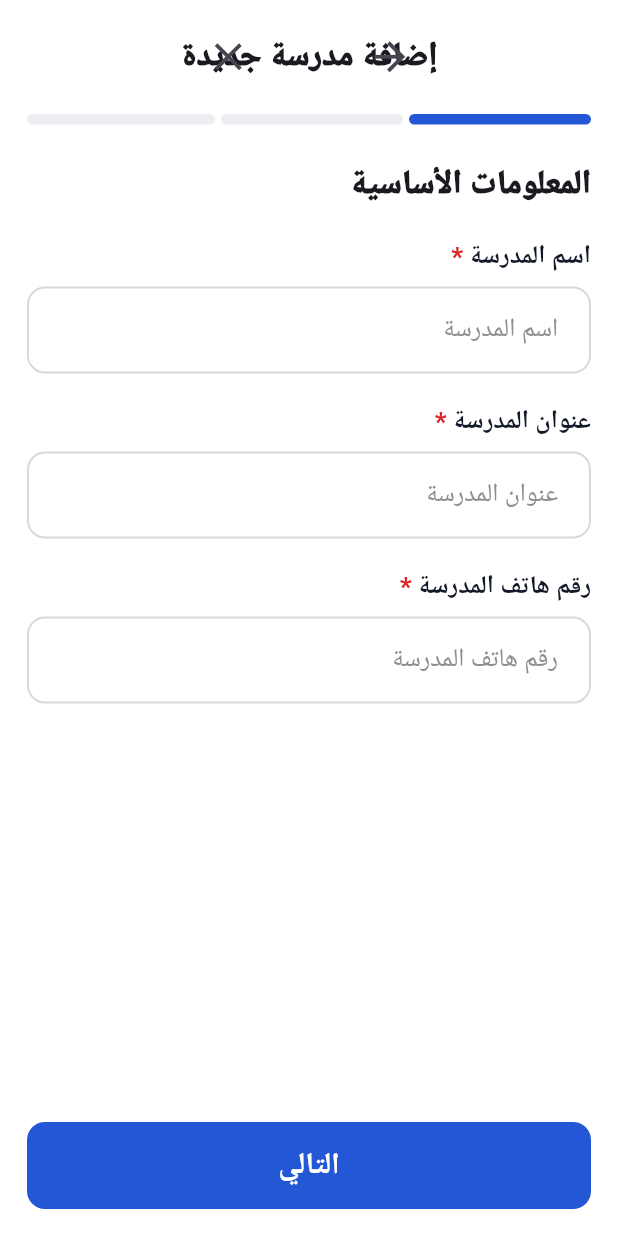
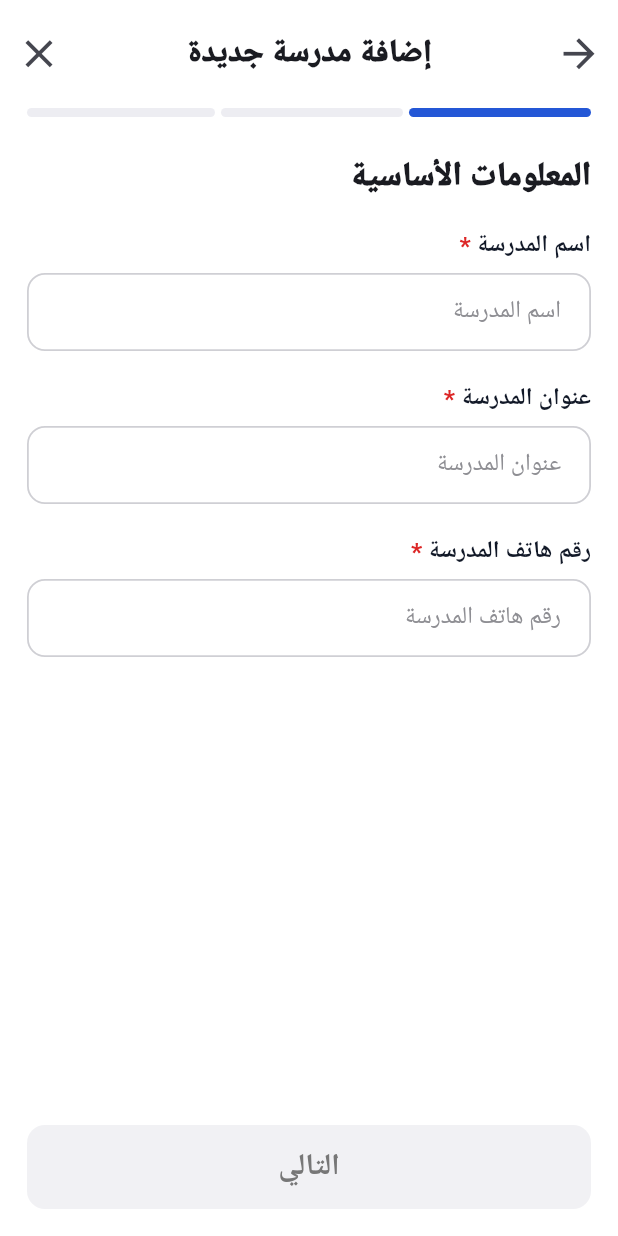
Before and after one commit to ssawaftah/Madrasti-Plus, a Flutter app: the SuperAdminSchoolWizardScreen screen opened directly, on a phone screen of 412 x 824 dp. Run offline on Flutter 3.47's test engine with Material 3 defaults, Android fonts, the phone set to English and light mode, and no system bars; our stand-ins replace cloud_firestore, firebase_auth, firebase_core, firebase_messaging, flutter_local_notifications, shared_preferences; missing offline and left inert: nfc_manager; accounts and stored records are empty.

Commit message:
Refine school wizard fields and selection sheets

```diff
--- a/lib/features/super_admin/super_admin_school_wizard_screen.dart
+++ b/lib/features/super_admin/super_admin_school_wizard_screen.dart
@@ -26,13 +26,18 @@ class _SuperAdminSchoolWizardScreenState extends State<SuperAdminSchoolWizardScr
   bool hidePass = true;
 
   static const blue = Color(0xFF2457D6);
-  static const border = Color(0xFFD8D8DD);
+  static const border = Color(0xFFCFCFD4);
   static const hint = Color(0xFF8E8E93);
 
   @override
   void dispose() {
-    name.dispose(); address.dispose(); phone.dispose(); manager.dispose();
-    code.dispose(); email.dispose(); pass.dispose();
+    name.dispose();
+    address.dispose();
+    phone.dispose();
+    manager.dispose();
+    code.dispose();
+    email.dispose();
+    pass.dispose();
     super.dispose();
   }
 
@@ -42,31 +47,55 @@ class _SuperAdminSchoolWizardScreenState extends State<SuperAdminSchoolWizardScr
           ? 'المعلومات التفصيلية للمدرسة'
           : 'بيانات الدخول';
 
+  bool get canContinue {
+    if (step == 0) {
+      return name.text.trim().isNotEmpty && address.text.trim().isNotEmpty && phone.text.trim().isNotEmpty;
+    }
+    if (step == 1) {
+      return schoolType != null && stage != null && studentsType != null && manager.text.trim().isNotEmpty;
+    }
+    return code.text.trim().length >= 3 && email.text.trim().contains('@') && pass.text.length >= 6;
+  }
+
   void toast(String msg) => ScaffoldMessenger.of(context).showSnackBar(SnackBar(content: Text(msg)));
 
   bool valid() {
     if (step == 0) {
-      if (name.text.trim().isEmpty || address.text.trim().isEmpty || phone.text.trim().isEmpty) {
+      if (!canContinue) {
         toast('أكمل المعلومات الأساسية');
         return false;
       }
       return true;
     }
     if (step == 1) {
-      if (schoolType == null || stage == null || studentsType == null || manager.text.trim().isEmpty) {
+      if (!canContinue) {
         toast('أكمل المعلومات التفصيلية');
         return false;
       }
       return true;
     }
-    if (code.text.trim().length < 3) { toast('رمز المدرسة قصير'); return false; }
-    if (!email.text.trim().contains('@')) { toast('البريد الإلكتروني غير صحيح'); return false; }
-    if (pass.text.length < 6) { toast('كلمة السر قصيرة'); return false; }
+    if (code.text.trim().length < 3) {
+      toast('رمز المدرسة قصير');
+      return false;
+    }
+    if (!email.text.trim().contains('@')) {
+      toast('البريد الإلكتروني غير صحيح');
+      return false;
+    }
+    if (pass.text.length < 6) {
+      toast('كلمة السر قصيرة');
+      return false;
+    }
     return true;
   }
 
-  void next() { if (valid()) setState(() => step++); }
-  void back() { step == 0 ? Navigator.of(context).pop() : setState(() => step--); }
+  void next() {
+    if (valid()) setState(() => step++);
+  }
+
+  void back() {
+    step == 0 ? Navigator.of(context).pop() : setState(() => step--);
+  }
 
   Future<void> save() async {
     if (saving || !valid()) return;
@@ -94,6 +123,60 @@ class _SuperAdminSchoolWizardScreenState extends State<SuperAdminSchoolWizardScr
     }
   }
 
+  void openPicker({
+    required String title,
+    required List<String> items,
+    required String? value,
+    required ValueChanged<String> onSelect,
+  }) {
+    showModalBottomSheet<void>(
+      context: context,
+      showDragHandle: true,
+      backgroundColor: Colors.white,
+      shape: const RoundedRectangleBorder(
+        borderRadius: BorderRadius.vertical(top: Radius.circular(28)),
+      ),
+      builder: (context) {
+        return Directionality(
+          textDirection: TextDirection.rtl,
+          child: SafeArea(
+            child: Padding(
+              padding: const EdgeInsets.fromLTRB(22, 8, 22, 24),
+              child: Column(
+                mainAxisSize: MainAxisSize.min,
+                crossAxisAlignment: CrossAxisAlignment.stretch,
+                children: [
+                  Text(title, textAlign: TextAlign.right, style: const TextStyle(fontSize: 22, fontWeight: FontWeight.w900)),
+                  const SizedBox(height: 18),
+                  ...items.map((item) {
+                    final selected = item == value;
+                    return InkWell(
+                      borderRadius: BorderRadius.circular(14),
+                      onTap: () {
+                        onSelect(item);
+                        Navigator.of(context).pop();
+                      },
+                      child: Padding(
+                        padding: const EdgeInsets.symmetric(vertical: 13),
+                        child: Row(
+                          children: [
+                            Expanded(child: Text(item, textAlign: TextAlign.right, style: const TextStyle(fontSize: 19, fontWeight: FontWeight.w600))),
+                            const SizedBox(width: 14),
+                            Icon(selected ? Icons.radio_button_checked : Icons.radio_button_off, color: selected ? blue : hint, size: 26),
+                          ],
+                        ),
+                      ),
+                    );
+                  }),
+                ],
+              ),
+            ),
+          ),
+        );
+      },
+    );
+  }
+
   @override
   Widget build(BuildContext context) {
     return Directionality(
@@ -104,29 +187,41 @@ class _SuperAdminSchoolWizardScreenState extends State<SuperAdminSchoolWizardScr
           child: Column(
             children: [
               SizedBox(
-                height: 76,
+                height: 72,
                 child: Stack(
                   alignment: Alignment.center,
                   children: [
-                    const Text('إضافة مدرسة جديدة', style: TextStyle(fontSize: 22, fontWeight: FontWeight.w900)),
-                    Positioned(right: 8, child: IconButton(onPressed: back, icon: const Icon(Icons.arrow_back, size: 31))),
-                    Positioned(left: 8, child: IconButton(onPressed: () => Navigator.of(context).pop(), icon: const Icon(Icons.close, size: 31))),
+                    const Positioned.fill(
+                      child: Padding(
+                        padding: EdgeInsets.symmetric(horizontal: 64),
+                        child: Center(
+                          child: Text('إضافة مدرسة جديدة', maxLines: 1, overflow: TextOverflow.ellipsis, style: TextStyle(fontSize: 21, fontWeight: FontWeight.w900)),
+                        ),
+                      ),
+                    ),
+                    Positioned(right: 2, child: IconButton(onPressed: back, icon: const Icon(Icons.arrow_back, size: 31))),
+                    Positioned(left: 2, child: IconButton(onPressed: () => Navigator.of(context).pop(), icon: const Icon(Icons.close, size: 31))),
                   ],
                 ),
               ),
               Padding(
                 padding: const EdgeInsets.symmetric(horizontal: 18),
-                child: Row(children: List.generate(3, (i) => Expanded(child: Container(
-                  margin: EdgeInsets.only(left: i == 2 ? 0 : 4), height: 7,
-                  decoration: BoxDecoration(color: i <= step ? blue : const Color(0xFFEDEDF2), borderRadius: BorderRadius.circular(99)),
-                )))),
+                child: Row(
+                  children: List.generate(3, (i) => Expanded(
+                    child: Container(
+                      margin: EdgeInsets.only(left: i == 2 ? 0 : 4),
+                      height: 6,
+                      decoration: BoxDecoration(color: i <= step ? blue : const Color(0xFFEDEDF2), borderRadius: BorderRadius.circular(99)),
+                    ),
+                  )),
+                ),
               ),
               Expanded(
                 child: ListView(
                   padding: const EdgeInsets.fromLTRB(18, 24, 18, 18),
                   children: [
                     Text(title, style: const TextStyle(fontSize: 22, fontWeight: FontWeight.w900)),
-                    const SizedBox(height: 20),
+                    const SizedBox(height: 18),
                     if (step == 0) ...[
                       field('اسم المدرسة *', 'اسم المدرسة', name),
                       field('عنوان المدرسة *', 'عنوان المدرسة', address),
@@ -134,7 +229,7 @@ class _SuperAdminSchoolWizardScreenState extends State<SuperAdminSchoolWizardScr
                     ] else if (step == 1) ...[
                       select('نوع المدرسة *', 'اختر نوع المدرسة', schoolType, const ['حكومية', 'خاصة', 'دولية'], (v) => setState(() => schoolType = v)),
                       select('المرحلة الدراسية *', 'اختر المرحلة الدراسية', stage, const ['أساسي', 'ثانوي', 'أساسي + ثانوي'], (v) => setState(() => stage = v)),
-                      select('فئة الطلاب *', 'اختر فئة الطلاب', studentsType, const ['بنين', 'بنات', 'مختلط'], (v) => setState(() => studentsType = v)),
+                      select('جنس الطلاب *', 'اختر جنس الطلاب', studentsType, const ['ذكور', 'إناث', 'مختلط'], (v) => setState(() => studentsType = v)),
                       field('اسم مدير المدرسة *', 'اسم مدير المدرسة', manager),
                     ] else ...[
                       field('رمز المدرسة *', 'مثال: MAD-001', code, caps: TextCapitalization.characters),
@@ -147,10 +242,18 @@ class _SuperAdminSchoolWizardScreenState extends State<SuperAdminSchoolWizardScr
               Padding(
                 padding: const EdgeInsets.fromLTRB(18, 8, 18, 18),
                 child: SizedBox(
-                  height: 58, width: double.infinity,
+                  height: 56,
+                  width: double.infinity,
                   child: FilledButton(
-                    onPressed: saving ? null : (step == 2 ? save : next),
-                    style: FilledButton.styleFrom(backgroundColor: blue, foregroundColor: Colors.white, elevation: 0, shape: RoundedRectangleBorder(borderRadius: BorderRadius.circular(12))),
+                    onPressed: saving || !canContinue ? null : (step == 2 ? save : next),
+                    style: FilledButton.styleFrom(
+                      backgroundColor: blue,
+                      foregroundColor: Colors.white,
+                      disabledBackgroundColor: const Color(0xFFF1F1F4),
+                      disabledForegroundColor: const Color(0xFF777777),
+                      elevation: 0,
+                      shape: RoundedRectangleBorder(borderRadius: BorderRadius.circular(12)),
+                    ),
                     child: saving ? const SizedBox(width: 22, height: 22, child: CircularProgressIndicator(strokeWidth: 2)) : Text(step == 2 ? 'حفظ المدرسة' : 'التالي', style: const TextStyle(fontSize: 20, fontWeight: FontWeight.w800)),
                   ),
                 ),
@@ -163,30 +266,72 @@ class _SuperAdminSchoolWizardScreenState extends State<SuperAdminSchoolWizardScr
   }
 
   Widget field(String label, String hintText, TextEditingController c, {bool obscure = false, TextInputType? type, TextCapitalization caps = TextCapitalization.none, Widget? suffix}) {
-    return shell(label, TextField(controller: c, obscureText: obscure, keyboardType: type, textCapitalization: caps, textAlign: TextAlign.right, decoration: deco(hintText, suffix)));
+    return shell(label, TextField(
+      controller: c,
+      obscureText: obscure,
+      keyboardType: type,
+      textCapitalization: caps,
+      textAlign: TextAlign.right,
+      onChanged: (_) => setState(() {}),
+      style: const TextStyle(fontSize: 17, color: Color(0xFF111827)),
+      decoration: deco(hintText, suffix),
+    ));
   }
 
   Widget select(String label, String hintText, String? val, List<String> list, ValueChanged<String?> change) {
-    return shell(label, DropdownButtonFormField<String>(value: val, isExpanded: true, icon: const Icon(Icons.keyboard_arrow_down_rounded, color: hint), decoration: deco(hintText, null), hint: Text(hintText, style: const TextStyle(color: hint)), items: list.map((e) => DropdownMenuItem(value: e, alignment: Alignment.centerRight, child: Text(e))).toList(), onChanged: change));
+    return shell(label, InkWell(
+      borderRadius: BorderRadius.circular(12),
+      onTap: () => openPicker(
+        title: label.replaceAll('*', '').trim(),
+        items: list,
+        value: val,
+        onSelect: (v) => change(v),
+      ),
+      child: InputDecorator(
+        decoration: deco(hintText, null),
+        child: Row(
+          children: [
+            Expanded(
+              child: Text(
+                val ?? hintText,
+                textAlign: TextAlign.right,
+                style: TextStyle(color: val == null ? hint : const Color(0xFF111827), fontSize: 17, fontWeight: FontWeight.w500),
+              ),
+            ),
+            const Icon(Icons.keyboard_arrow_down_rounded, color: hint, size: 30),
+          ],
+        ),
+      ),
+    ));
   }
 
   Widget shell(String label, Widget child) {
     final clean = label.replaceAll('*', '').trim();
     return Padding(
-      padding: const EdgeInsets.only(bottom: 20),
+      padding: const EdgeInsets.only(bottom: 18),
       child: Column(crossAxisAlignment: CrossAxisAlignment.stretch, children: [
-        Padding(padding: const EdgeInsets.only(bottom: 9), child: RichText(textAlign: TextAlign.right, text: TextSpan(style: const TextStyle(color: Color(0xFF111827), fontSize: 17, fontWeight: FontWeight.w800, fontFamily: 'Roboto'), children: [TextSpan(text: clean), if (label.contains('*')) const TextSpan(text: ' *', style: TextStyle(color: Color(0xFFDC2626)))]))),
-        SizedBox(height: 58, child: child),
+        Padding(
+          padding: const EdgeInsets.only(bottom: 8),
+          child: RichText(
+            textAlign: TextAlign.right,
+            text: TextSpan(
+              style: const TextStyle(color: Color(0xFF111827), fontSize: 16, fontWeight: FontWeight.w800, fontFamily: 'Roboto'),
+              children: [TextSpan(text: clean), if (label.contains('*')) const TextSpan(text: ' *', style: TextStyle(color: Color(0xFFDC2626)))],
+            ),
+          ),
+        ),
+        SizedBox(height: 54, child: child),
       ]),
     );
   }
 
   InputDecoration deco(String hintText, Widget? suffix) => InputDecoration(
-    hintText: hintText, suffixIcon: suffix,
-    hintStyle: const TextStyle(color: hint, fontSize: 17, fontWeight: FontWeight.w500),
-    contentPadding: const EdgeInsets.symmetric(horizontal: 18, vertical: 16),
-    border: OutlineInputBorder(borderRadius: BorderRadius.circular(12), borderSide: const BorderSide(color: border, width: 1.3)),
-    enabledBorder: OutlineInputBorder(borderRadius: BorderRadius.circular(12), borderSide: const BorderSide(color: border, width: 1.3)),
-    focusedBorder: OutlineInputBorder(borderRadius: BorderRadius.circular(12), borderSide: const BorderSide(color: blue, width: 1.5)),
+    hintText: hintText,
+    suffixIcon: suffix,
+    hintStyle: const TextStyle(color: hint, fontSize: 16, fontWeight: FontWeight.w500),
+    contentPadding: const EdgeInsets.symmetric(horizontal: 16, vertical: 13),
+    border: OutlineInputBorder(borderRadius: BorderRadius.circular(12), borderSide: const BorderSide(color: border, width: 1.2)),
+    enabledBorder: OutlineInputBorder(borderRadius: BorderRadius.circular(12), borderSide: const BorderSide(color: border, width: 1.2)),
+    focusedBorder: OutlineInputBorder(borderRadius: BorderRadius.circular(12), borderSide: const BorderSide(color: blue, width: 1.4)),
   );
 }
```
